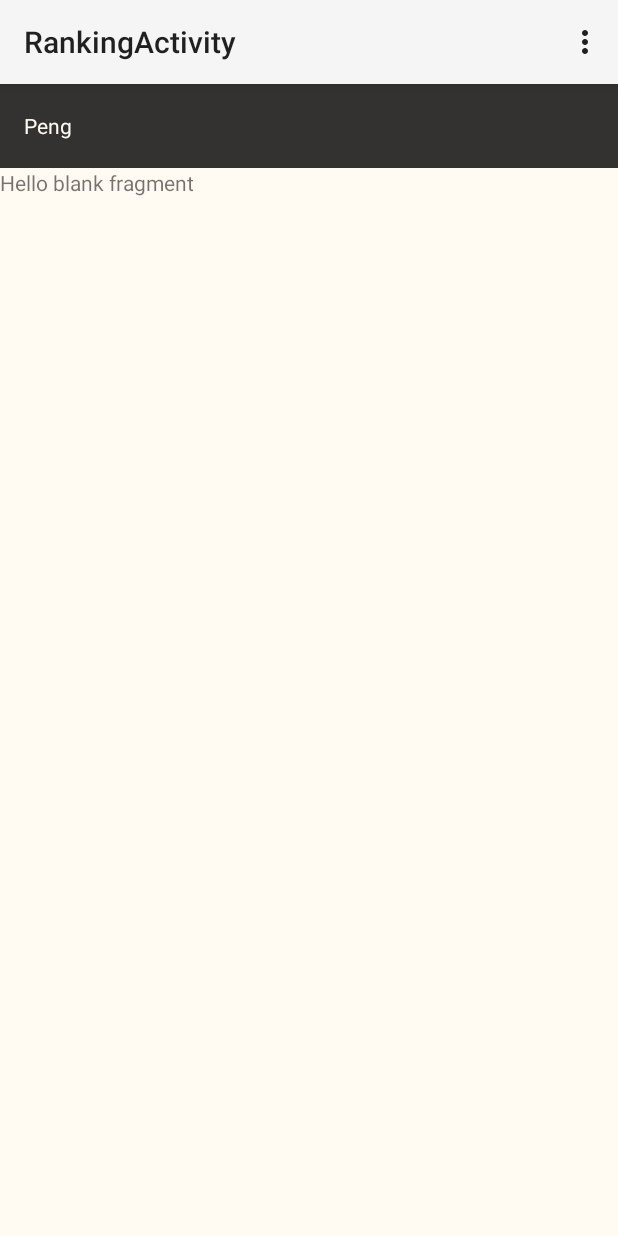
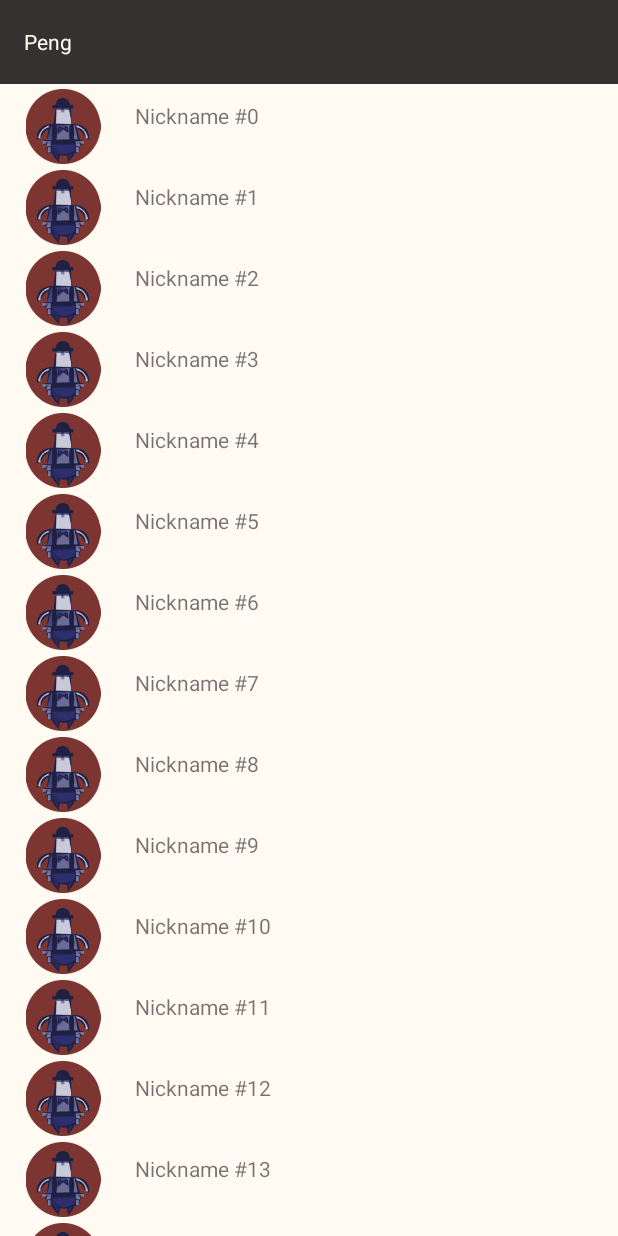
Before and after one commit to yannickschuchmann/peng-android, an Android app: the RankingActivity screen opened directly, with no data from a screen before it, on a phone screen of 412 x 824 dp. Run offline under Robolectric (Android 15) with nearby library versions, the light colour scheme and no system bars; our stand-ins replace ButterKnife.

Commit message:
added recycleView to usersFragment

```diff
--- a/app/build.gradle
+++ b/app/build.gradle
@@ -46,6 +46,8 @@ dependencies {
     compile 'com.android.support:appcompat-v7:22.2.0'
     compile 'com.android.support:recyclerview-v7:22.2.0'
 
+    compile 'com.jakewharton:butterknife:7.0.0'
+
     compile 'com.github.nkzawa:socket.io-client:0.5.1'
     compile 'com.github.nkzawa:engine.io-client:0.5.1'
 
--- a/app/src/main/AndroidManifest.xml
+++ b/app/src/main/AndroidManifest.xml
@@ -8,11 +8,8 @@
         android:allowBackup="true"
         android:icon="@mipmap/ic_launcher"
         android:label="@string/app_name"
-        android:theme="@style/AppTheme" >
-        <activity
-            android:name=".OldMainActivity"
-            android:label="@string/app_name" >
-        </activity>
+        android:theme="@style/AppTheme"
+            >
         <activity
             android:name=".MainActivity"
             android:label="@string/title_activity_main" >
--- a/app/src/main/java/com/yannickschuchmann/peng/app/RankingActivity.java
+++ b/app/src/main/java/com/yannickschuchmann/peng/app/RankingActivity.java
@@ -18,7 +18,7 @@ public class RankingActivity extends ActionBarActivity {
         FragmentManager fragmentManager = getFragmentManager();
         FragmentTransaction fragmentTransaction = fragmentManager.beginTransaction();
         UsersFragment usersFragment = new UsersFragment();
-        fragmentTransaction.add(R.id.users_fragment, usersFragment, "HELLO");
+        fragmentTransaction.add(R.id.users_fragment, usersFragment, "USERSLISTING");
         fragmentTransaction.commit();
     }
 
--- a/app/src/main/java/com/yannickschuchmann/peng/app/UsersFragment.java
+++ b/app/src/main/java/com/yannickschuchmann/peng/app/UsersFragment.java
@@ -1,19 +1,50 @@
 package com.yannickschuchmann.peng.app;
 
-import android.app.Activity;
-import android.net.Uri;
 import android.os.Bundle;
 import android.app.Fragment;
+import android.support.v7.widget.LinearLayoutManager;
+import android.support.v7.widget.RecyclerView;
 import android.view.LayoutInflater;
 import android.view.View;
 import android.view.ViewGroup;
+import butterknife.Bind;
+import butterknife.ButterKnife;
+import com.yannickschuchmann.peng.app.adapters.UsersAdapter;
+import com.yannickschuchmann.peng.model.User;
+
+import java.util.ArrayList;
+import java.util.List;
 
 
 public class UsersFragment extends Fragment {
+    protected UsersAdapter mAdapter;
+    @Bind(R.id.userRecyclerView) RecyclerView mRecyclerView;
+
     @Override
     public View onCreateView(LayoutInflater inflater, ViewGroup container,
                              Bundle savedInstanceState) {
-        // Inflate the layout for this fragment
-        return inflater.inflate(R.layout.fragment_users, container, false);
+        View view = inflater.inflate(R.layout.fragment_users, container, false);
+        ButterKnife.bind(this, view);
+
+        initRecyclerView();
+        return view;
     }
+
+    private void initRecyclerView() {
+        mAdapter = new UsersAdapter(getActivity().getApplicationContext(), generateDummyList());
+        mRecyclerView.setLayoutManager(new LinearLayoutManager(getActivity()));
+        mRecyclerView.setAdapter(mAdapter);
+    }
+
+    private List<User> generateDummyList() {
+        List<User> usersList = new ArrayList<User>();
+        for (int i = 0; i < 30; i++) {
+            User item = new User();
+            item.setNick("Nickname #" + i);
+            item.setSlogan("\"Ich gewinne immer\"");
+            usersList.add(item);
+        }
+        return usersList;
+    }
+
 }
--- /dev/null
+++ b/app/src/main/java/com/yannickschuchmann/peng/app/adapters/UsersAdapter.java
@@ -0,0 +1,59 @@
+package com.yannickschuchmann.peng.app.adapters;
+
+import android.content.Context;
+import android.support.v7.widget.RecyclerView;
+import android.view.LayoutInflater;
+import android.view.View;
+import android.view.ViewGroup;
+import android.widget.ImageView;
+import android.widget.TextView;
+import com.yannickschuchmann.peng.app.R;
+import com.yannickschuchmann.peng.model.User;
+
+import java.util.List;
+
+/**
+ * Created by yannick on 29.06.15.
+ */
+public class UsersAdapter extends RecyclerView.Adapter<UsersAdapter.UsersRowHolder> {
+
+    private List<User> users;
+    private Context mContext;
+
+    public UsersAdapter(Context context, List<User> users) {
+        this.users = users;
+        this.mContext = context;
+    }
+
+    @Override
+    public UsersRowHolder onCreateViewHolder(ViewGroup viewGroup, int i) {
+        View v = LayoutInflater.from(viewGroup.getContext()).inflate(R.layout.users_row, null);
+        UsersRowHolder mh = new UsersRowHolder(v);
+        return mh;
+    }
+
+    @Override
+    public void onBindViewHolder(UsersRowHolder usersRowHolder, int i) {
+        User user = users.get(i);
+
+        usersRowHolder.thumbnail.setImageResource(R.drawable.dummy_profile);
+        usersRowHolder.nick.setText(user.getNick());
+    }
+
+    @Override
+    public int getItemCount() {
+        return (null != users ? users.size() : 0);
+    }
+
+    public class UsersRowHolder extends RecyclerView.ViewHolder {
+        protected ImageView thumbnail;
+        protected TextView nick;
+
+        public UsersRowHolder(View view) {
+            super(view);
+            this.thumbnail = (ImageView) view.findViewById(R.id.thumbnail);
+            this.nick = (TextView) view.findViewById(R.id.nick);
+        }
+
+    }
+}
--- a/app/src/main/res/layout/activity_ranking.xml
+++ b/app/src/main/res/layout/activity_ranking.xml
@@ -24,5 +24,11 @@
             android:layout_height="fill_parent"
             android:layout_centerHorizontal="true" android:id="@+id/users_fragment"
             android:layout_alignParentTop="true">
+        <fragment
+                android:id="@+id/usersFragment"
+                android:layout_width="match_parent"
+                android:layout_height="match_parent"
+                android:layout_marginTop="1dp"
+                class="com.yannickschuchmann.peng.app.UsersFragment"/>
     </LinearLayout>
 </RelativeLayout>
--- a/app/src/main/res/layout/fragment_users.xml
+++ b/app/src/main/res/layout/fragment_users.xml
@@ -4,10 +4,9 @@
              android:layout_height="match_parent"
              tools:context="com.yannickschuchmann.peng.app.UsersFragment">
 
-    <!-- TODO: Update blank fragment layout -->
-    <TextView
+    <android.support.v7.widget.RecyclerView
+            android:id="@+id/userRecyclerView"
             android:layout_width="match_parent"
             android:layout_height="match_parent"
-            android:text="@string/hello_blank_fragment"/>
-
+            android:clipToPadding="false"/>
 </FrameLayout>
--- /dev/null
+++ b/app/src/main/res/layout/users_row.xml
@@ -0,0 +1,26 @@
+<?xml version="1.0" encoding="utf-8"?>
+<LinearLayout xmlns:android="http://schemas.android.com/apk/res/android"
+              android:layout_width="match_parent"
+              android:layout_height="wrap_content"
+              android:orientation="horizontal"
+              android:padding="2dp">
+
+    <ImageView
+            android:id="@+id/thumbnail"
+            android:layout_width="80dp"
+            android:layout_height="50dp"
+            android:layout_alignParentTop="true"
+            android:layout_gravity="center_horizontal"
+            android:scaleType="fitCenter"
+            android:src="@drawable/dummy_profile" />
+
+    <TextView
+            android:id="@+id/nick"
+            android:layout_width="wrap_content"
+            android:layout_height="wrap_content"
+            android:layout_alignParentBottom="true"
+            android:layout_alignParentLeft="true"
+            android:layout_margin="8dp"
+            android:maxLines="3" />
+
+</LinearLayout>
--- a/app/src/main/res/values/styles.xml
+++ b/app/src/main/res/values/styles.xml
@@ -1,7 +1,7 @@
 <resources>
 
     <!-- Base application theme. -->
-    <style name="AppTheme" parent="Theme.AppCompat.Light">
+    <style name="AppTheme" parent="Theme.AppCompat.Light.NoActionBar">
         <item name="android:windowBackground">@color/theme_window_background</item>
     </style>
 
--- /dev/null
+++ b/model/src/main/java/com/yannickschuchmann/peng/model/User.java
@@ -0,0 +1,22 @@
+package com.yannickschuchmann.peng.model;
+
+public class User {
+    private String nick;
+    private String slogan;
+
+    public String getNick() {
+        return nick;
+    }
+
+    public void setNick(String nick) {
+        this.nick = nick;
+    }
+
+    public String getSlogan() {
+        return slogan;
+    }
+
+    public void setSlogan(String slogan) {
+        this.slogan = slogan;
+    }
+}
--- a/model/src/main/java/com/yannickschuchmann/peng/model/model.java
+++ /dev/null
@@ -1,4 +0,0 @@
-package com.yannickschuchmann.peng.model;
-
-public class model {
-}
```
Also changed, not shown: 1 other file.
